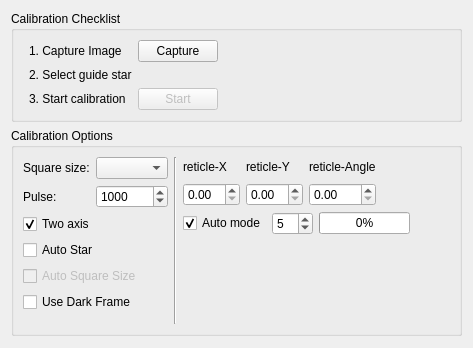
Old version of the form kstars/ekos/guide/rcalibration.ui in the repository KDE/kstars.
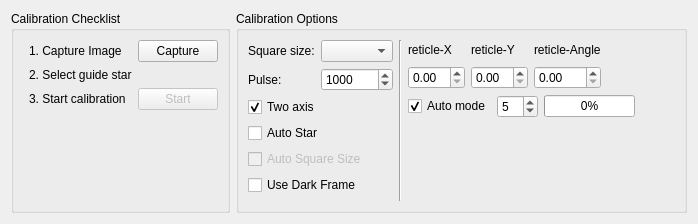
New version of the form. Custom widgets are drawn as their Qt base class.

Diff of the .ui file:
```diff
--- a/kstars/ekos/guide/rcalibration.ui
+++ b/kstars/ekos/guide/rcalibration.ui
@@ -6,8 +6,8 @@
    <rect>
     <x>0</x>
     <y>0</y>
-    <width>469</width>
-    <height>348</height>
+    <width>656</width>
+    <height>224</height>
    </rect>
   </property>
   <property name="minimumSize">
@@ -16,13 +16,15 @@
     <height>0</height>
    </size>
   </property>
-  <layout class="QVBoxLayout" name="verticalLayout_4">
+  <layout class="QVBoxLayout" name="verticalLayout_5">
+   <item>
+    <layout class="QHBoxLayout" name="horizontalLayout_3">
    <item>
     <widget class="QGroupBox" name="groupBox_3">
      <property name="title">
       <string>Calibration Checklist</string>
      </property>
-     <layout class="QHBoxLayout" name="horizontalLayout_3">
+       <layout class="QVBoxLayout" name="verticalLayout_4">
       <item>
        <layout class="QGridLayout" name="gridLayout">
         <item row="0" column="0">
@@ -114,20 +116,23 @@
           </property>
          </widget>
         </item>
-       </layout>
-      </item>
-      <item>
-       <spacer name="horizontalSpacer_4">
+          <item row="3" column="1">
+           <spacer name="verticalSpacer">
         <property name="orientation">
-         <enum>Qt::Horizontal</enum>
+             <enum>Qt::Vertical</enum>
+            </property>
+            <property name="sizeType">
+             <enum>QSizePolicy::MinimumExpanding</enum>
         </property>
         <property name="sizeHint" stdset="0">
          <size>
-          <width>276</width>
-          <height>20</height>
+              <width>20</width>
+              <height>1</height>
          </size>
         </property>
        </spacer>
+          </item>
+         </layout>
       </item>
      </layout>
     </widget>
@@ -395,18 +400,17 @@
      </layout>
     </widget>
    </item>
+    </layout>
+   </item>
    <item>
-    <spacer name="verticalSpacer">
+    <spacer name="verticalSpacer_4">
      <property name="orientation">
       <enum>Qt::Vertical</enum>
      </property>
-     <property name="sizeType">
-      <enum>QSizePolicy::MinimumExpanding</enum>
-     </property>
      <property name="sizeHint" stdset="0">
       <size>
        <width>20</width>
-       <height>1</height>
+       <height>2</height>
       </size>
      </property>
     </spacer>
```
Left out of the diff: 96 changed lines with no effect on the pictures. Lines whose indentation alone changed are shown as unchanged.
